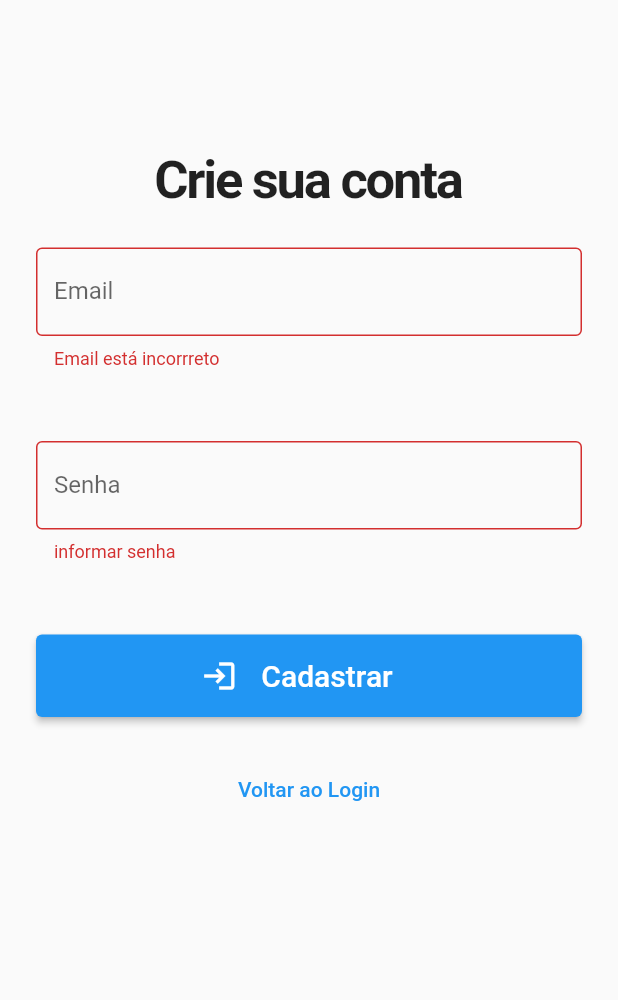
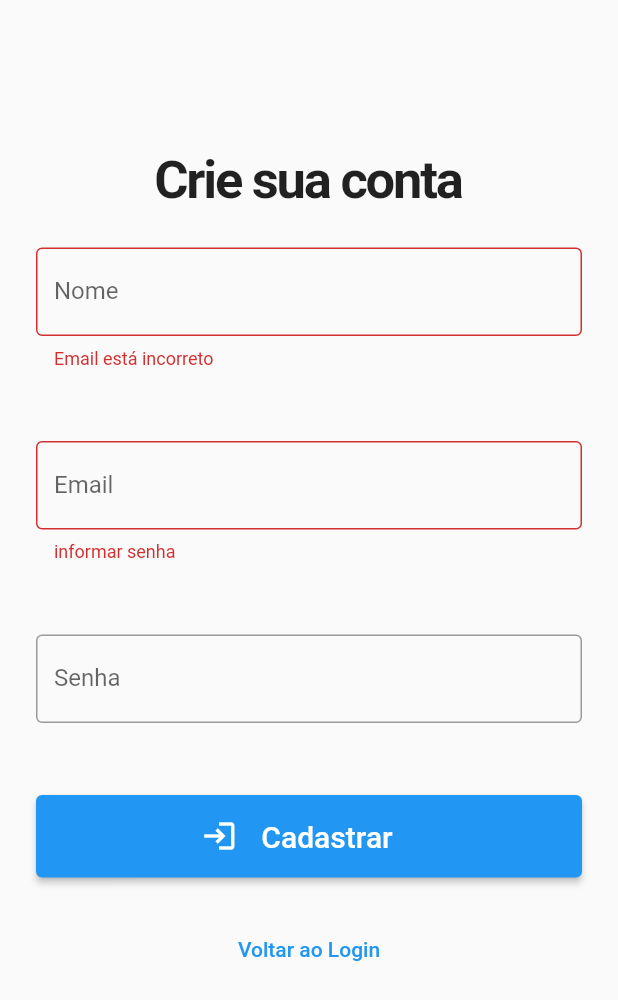
Before and after one commit to CaptLuckyTiger/MemoTask, a Flutter app: the screen it shows after launch, after a tap on "Login", after a tap on "Não possui conta? Cadastre-se", on a phone screen of 412 x 824 dp. Shown: the top 1000 px of the screen. Run offline on Flutter 3.47's test engine with Material 2 defaults, Android fonts, the phone set to English and light mode, and no system bars; our stand-ins replace cloud_firestore, firebase_auth, firebase_core, table_calendar; accounts and stored records are empty.

Commit message:
botão editar funciona pesquisar não

```diff
--- a/lib/Model/user_model.dart
+++ b/lib/Model/user_model.dart
@@ -1,6 +1,6 @@
 class UserModel {
-  final String username;
-  final String password;
+  final String? name;
+  final String? email;
 
-  UserModel(this.username, this.password);
+  UserModel(this.name, this.email);
 }
--- a/lib/View/login_page.dart
+++ b/lib/View/login_page.dart
@@ -15,6 +15,7 @@
   final formKey = GlobalKey<FormState>();
   final email = TextEditingController();
   final senha = TextEditingController();
+  final nome = TextEditingController();
 
   bool isLogin = true;
   late String titulo;
@@ -53,7 +54,11 @@
 
   registrar() async {
     try {
-      await context.read<AuthService>().registrar(email.text, senha.text);
+      await context.read<AuthService>().registrar(
+            email.text,
+            senha.text,
+            nome.text,
+          );
     } on AuthException catch (e) {
       ScaffoldMessenger.of(context)
           .showSnackBar(SnackBar(content: Text(e.message)));
@@ -68,14 +73,33 @@
           padding: EdgeInsets.only(top: 100),
           child: Form(
             key: formKey,
-            child:
-                Column(mainAxisAlignment: MainAxisAlignment.center, children: [
+            child: Column(
+              mainAxisAlignment: MainAxisAlignment.center,
+              children: [
                 Text(
                   titulo,
                   style: TextStyle(
                     fontSize: 35,
                     fontWeight: FontWeight.bold,
                     letterSpacing: -1.5,
+                  ),
+                ),
+                if (!isLogin) // Show name field only when registering
+                  Padding(
+                    padding: EdgeInsets.all(24),
+                    child: TextFormField(
+                      controller: nome,
+                      decoration: InputDecoration(
+                        border: OutlineInputBorder(),
+                        labelText: 'Nome',
+                      ),
+                      keyboardType: TextInputType.name,
+                      validator: (value) {
+                        if (value!.isEmpty) {
+                          return 'Coloque um nome';
+                        }
+                        return null;
+                      },
                     ),
                   ),
                 Padding(
@@ -89,7 +113,7 @@
                     keyboardType: TextInputType.emailAddress,
                     validator: (value) {
                       if (value!.isEmpty) {
-                      return 'Email está incorrreto';
+                        return 'Email está incorreto';
                       }
                       return null;
                     },
@@ -143,8 +167,10 @@
                 ),
                 TextButton(
                   onPressed: () => setFormAction(!isLogin),
-                  child: Text(toggleButton))
-            ]),
+                  child: Text(toggleButton),
+                )
+              ],
+            ),
           ),
         ),
       ),
--- a/lib/main.dart
+++ b/lib/main.dart
@@ -1,6 +1,5 @@
 import 'package:flutter/material.dart';
 import 'package:flutter/services.dart';
-import 'package:flutter_todo_app/View/login_page.dart';
 import 'package:flutter_todo_app/screens/home.dart';
 import 'package:flutter_todo_app/services/auth_service.dart';
 import 'package:flutter_todo_app/widgets/auth_check.dart';
--- a/lib/screens/home.dart
+++ b/lib/screens/home.dart
@@ -24,8 +24,27 @@
   List<ToDo> _foundToDo = [];
   final _todoController = TextEditingController();
   int _currentIndex = 0;
+  bool isDarkMode = false;
   final FirebaseFirestore _firestore = FirebaseFirestore.instance;
-  bool isDarkMode = false;
+
+  void _resetFilter() {
+    setState(() {
+      _foundToDo = [];
+    });
+  }
+
+  void _editToDoItem(String taskId, String updatedTaskText) async {
+    TaskProvider taskProvider =
+        Provider.of<TaskProvider>(context, listen: false);
+    final updatedTask = Task(taskId, updatedTaskText, DateTime.now());
+
+    if (updatedTask.title.isNotEmpty) {
+      await taskProvider.editTask(
+          taskId, updatedTask); // Chame a função de edição
+      await taskProvider
+          .loadTasks(); // Atualize a lista de tarefas após a edição
+    }
+  }
 
   @override
   void initState() {
@@ -90,13 +109,23 @@
             _currentIndex = index;
           });
         },
-        items: const [
+        items: [
           BottomNavigationBarItem(
-            icon: Icon(Icons.list),
+            icon: Icon(
+              Icons.list,
+              color: isDarkMode
+                  ? const Color.fromARGB(255, 20, 20, 20)
+                  : null, // Aplique a cor do ícone no modo escuro
+            ),
             label: 'Tarefas',
           ),
           BottomNavigationBarItem(
-            icon: Icon(Icons.calendar_month),
+            icon: Icon(
+              Icons.calendar_month,
+              color: isDarkMode
+                  ? const Color.fromARGB(255, 20, 20, 20)
+                  : null, // Aplique a cor do ícone no modo escuro
+            ),
             label: 'Calendário',
           ),
         ],
@@ -124,8 +153,12 @@
   }
 
   Widget _buildBody() {
+    final theme = isDarkMode ? ThemeData.dark() : ThemeData.light();
+
     if (_currentIndex == 0) {
-      return StreamBuilder<List<Task>>(
+      return Theme(
+        data: theme,
+        child: StreamBuilder<List<Task>>(
           stream: Provider.of<TaskProvider>(context, listen: false).loadTasks(),
           builder: (context, snapshot) {
             if (!snapshot.hasData) {
@@ -142,7 +175,7 @@
                     ),
                     child: Column(
                       children: [
-                        searchBox(),
+                        searchBox(isDarkMode),
                         Expanded(
                           child: ListView.builder(
                             itemCount: tasks.length,
@@ -150,13 +183,18 @@
                               final task = tasks[index];
                               return ToDoItem(
                                 todo: ToDo(
-                                    id: task.id,
-                                    todoText: task.title), // use task.id
+                                  id: task.id,
+                                  todoText: task.title,
+                                  date: task.date,
+                                ),
                                 onToDoChanged: _handleToDoChange,
                                 onDeleteItem: (id) => _deleteToDoItem(
-                                    id,
-                                    Provider.of<TaskProvider>(context,
-                                        listen: false)),
+                                  id,
+                                  Provider.of<TaskProvider>(context,
+                                      listen: false),
+                                ),
+                                onEditItem: (id, newText) => _editToDoItem(
+                                    id, newText), // Chamada para edição
                               );
                             },
                           ),
@@ -167,10 +205,11 @@
                 ],
               );
             } else {
-              // Trate o caso em que 'tasks' é nulo, se necessário.
               return Center(child: Text('Nenhuma tarefa encontrada.'));
             }
-          });
+          },
+        ),
+      );
     } else {
       return const CalendarScreen();
     }
@@ -220,19 +259,23 @@
     });
   }
 
-  Widget searchBox() {
+  Widget searchBox(bool isDarkMode) {
+    final isDarkThemeInput = isDarkMode ? Colors.white : tdBlack;
+    final isDarkThemeHint = isDarkMode ? Colors.white : tdGrey;
+
     return Container(
       padding: const EdgeInsets.symmetric(horizontal: 15),
-      decoration: const BoxDecoration(
-        color: tdBGColor,
+      decoration: BoxDecoration(
+        color: isDarkMode ? Colors.black : tdBGColor,
       ),
       child: TextField(
         onChanged: (value) => _runFilter(value),
-        decoration: const InputDecoration(
+        style: TextStyle(color: isDarkThemeInput),
+        decoration: InputDecoration(
           contentPadding: EdgeInsets.all(0),
           prefixIcon: Icon(
             Icons.search,
-            color: tdBlack,
+            color: isDarkThemeInput,
             size: 20,
           ),
           prefixIconConstraints: BoxConstraints(
@@ -241,7 +284,7 @@
           ),
           border: InputBorder.none,
           hintText: 'Pesquisar',
-          hintStyle: TextStyle(color: tdGrey),
+          hintStyle: TextStyle(color: isDarkThemeHint),
         ),
       ),
     );
```
Also changed, not shown: lib/screens/calendar_screen.dart (+17 -6 lines), lib/services/auth_service.dart (+28 -9 lines), lib/widgets/taskprovider.dart (+12 -0 lines), lib/widgets/todo_item.dart (+67 -2 lines). Lines whose indentation alone changed are shown as unchanged.
